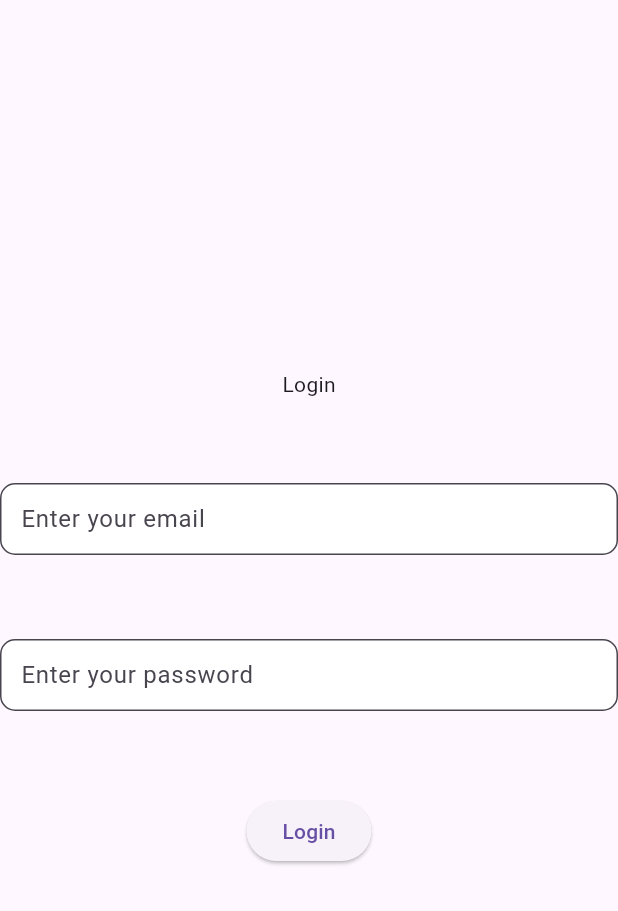
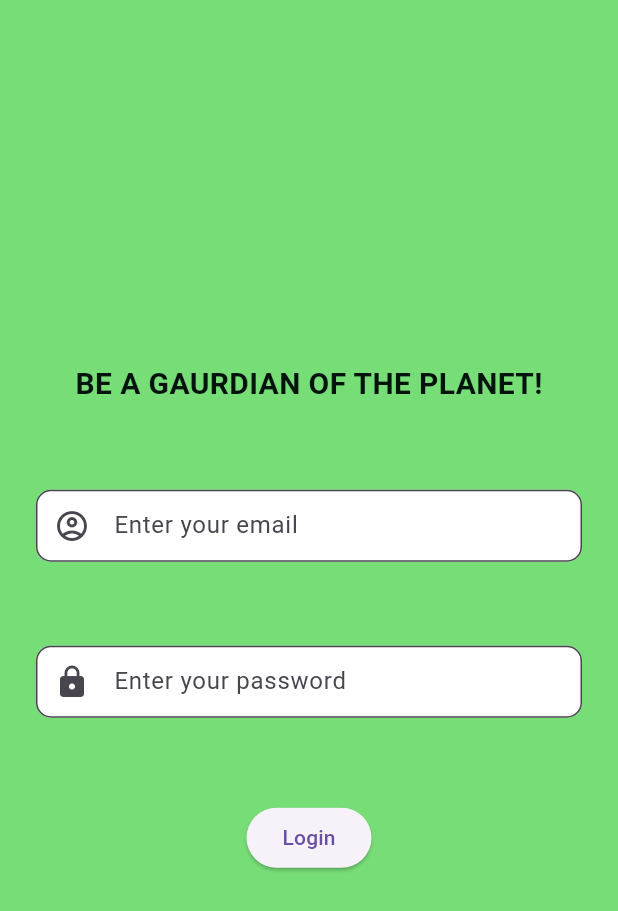
Before and after one commit to fizakhan90/PlanetGuard, a Flutter app: the screen it shows after launch, on a phone screen of 412 x 824 dp. Shown: the top 911 px of the screen. Run offline on Flutter 3.47's test engine with Material 3 defaults, Android fonts, the phone set to English and light mode, and no system bars.

Commit message:
improved the UI

```diff
--- a/lib/main.dart
+++ b/lib/main.dart
@@ -39,16 +39,22 @@ class _SplashState extends State<Splash> {
     super.initState();
 
     Timer(
-      Duration(seconds: 2),
+      const Duration(seconds: 4),
       () =>Navigator.pushNamed(
         context, '/login'),
       );
   }
+
+
   @override
   Widget build(BuildContext context) {
-    return Scaffold(
+    return const Scaffold(
       body: Center(
-        child: Text("Splash Screen"),
+        child: Icon(
+          Icons.grass_outlined,
+          color: Colors.green,
+          size: 100.0,
+        ),
       ),
     );
   }
--- a/lib/pages/login.dart
+++ b/lib/pages/login.dart
@@ -6,36 +6,48 @@ class LoginPage extends StatelessWidget {
   @override
   Widget build(BuildContext context) {
     return Scaffold(
+       backgroundColor: const Color.fromARGB(255, 119, 221, 119),
       body: Center(
+        child: Padding(
+          padding: const EdgeInsets.symmetric(horizontal:24.0),
           child: Column(
             mainAxisAlignment : MainAxisAlignment.center,
-          children: [ Text("Login"),
-          SizedBox(height : 56),
+            children: [ const Text(
+              'BE A GAURDIAN OF THE PLANET!',
+              style: TextStyle(
+                fontSize: 20,
+                color: Color.fromARGB(255,0,20,13),
+                fontWeight: FontWeight.bold,
+              ),),
+            const SizedBox(height : 56),
             TextField(
-            obscureText: true,
+              obscureText: false,
               decoration: InputDecoration(
                 filled: true,
                 fillColor : Colors.white,
                 border: OutlineInputBorder(borderRadius: BorderRadius.circular(10)),
-              contentPadding: EdgeInsets.symmetric(vertical: 5, horizontal: 10),
+                contentPadding: const EdgeInsets.symmetric(vertical: 5, horizontal: 10),
+                prefixIcon: const Icon(Icons.account_circle_outlined),
                 labelText: 'Enter your email',
                 ),
             ),
-          SizedBox(height: 56),
+            const SizedBox(height: 56),
             TextField(
               obscureText: true,
               decoration: InputDecoration(
                 filled: true,
                 fillColor: Colors.white,
                 border: OutlineInputBorder(borderRadius: BorderRadius.circular(10)),
-              contentPadding: EdgeInsets.symmetric(vertical: 5, horizontal: 10),
+                contentPadding: const EdgeInsets.symmetric(vertical: 5, horizontal: 10),
+                prefixIcon: const Icon(Icons.lock),
                 labelText: 'Enter your password',
               ),
             ),
-          SizedBox(height: 56),
+            const SizedBox(height: 56),
             ElevatedButton(onPressed: () {Navigator.pushNamed(context, '/home');},
-          child: Text("Login"))
+            child: const Text("Login"))
             ]
+          ),
         )
       ),
     );
```
Lines whose indentation alone changed are shown as unchanged.
